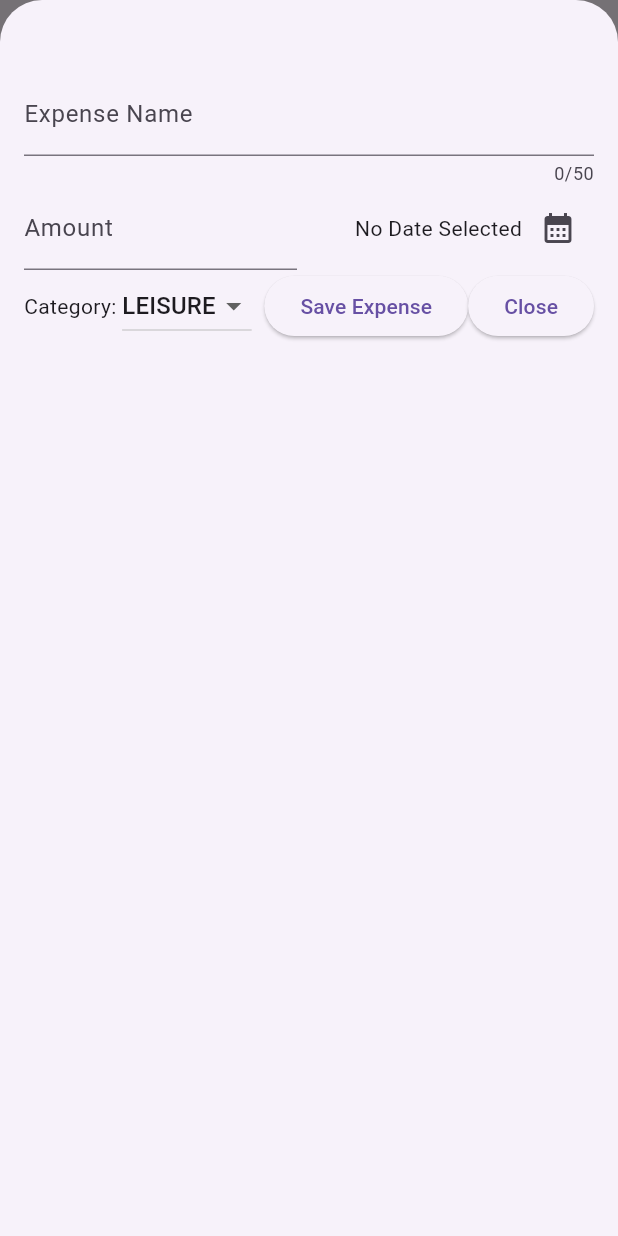
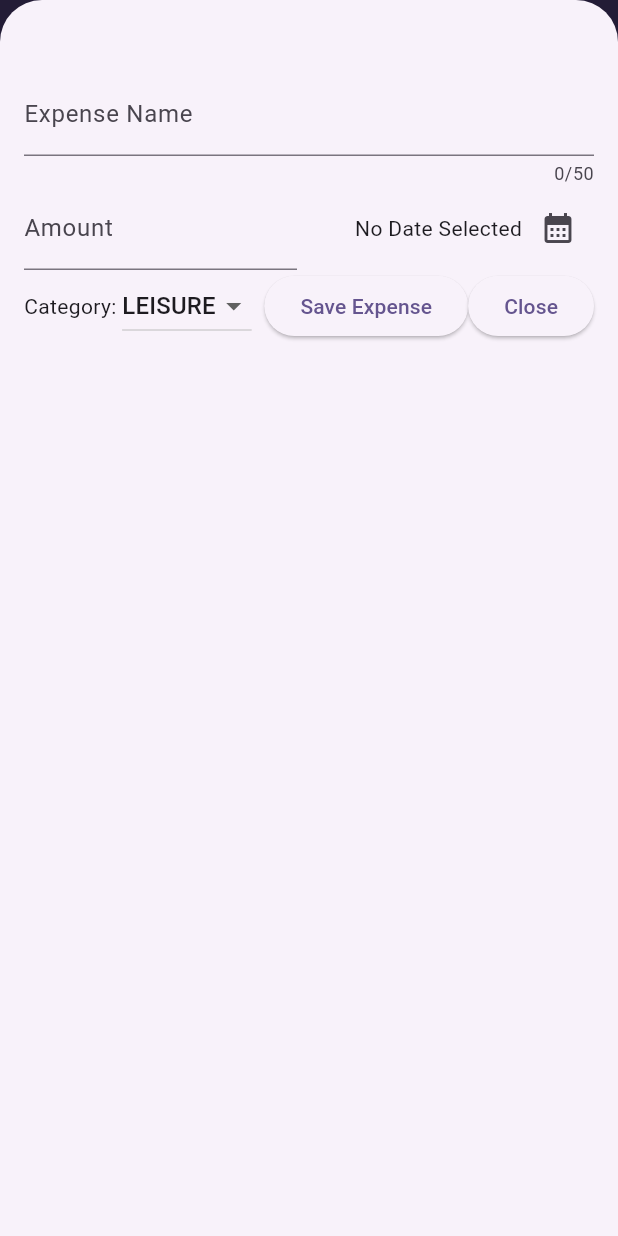
Before and after one commit to djkemmet/GH-Flutter-Bootcamp, a Flutter app: the screen it shows after launch, after a tap on the "add" icon, on a phone screen of 412 x 824 dp. Run offline on Flutter 3.47's test engine with Material 3 defaults, Android fonts, the phone set to English and light mode, and no system bars; our stand-ins replace google_fonts.

Commit message:
S5V125 - Setting & Using a Color Scheme

```diff
--- a/expense_tracker/expense_tracker/lib/main.dart
+++ b/expense_tracker/expense_tracker/lib/main.dart
@@ -1,14 +1,20 @@
 import 'package:flutter/material.dart';
 
 import 'expenses.dart';
+
+var kColorScheme =
+    ColorScheme.fromSeed(seedColor: const Color.fromARGB(255, 96, 59, 181));
 
 void main() {
   runApp(
     MaterialApp(
         theme: ThemeData().copyWith(
-          useMaterial3: true,
-          scaffoldBackgroundColor: Colors.red,
-        ),
+            useMaterial3: true,
+            colorScheme: kColorScheme,
+            appBarTheme: AppBarTheme().copyWith(
+              backgroundColor: kColorScheme.onPrimaryContainer,
+              foregroundColor: kColorScheme.primaryContainer,
+            )),
         home: const Expenses()),
   );
 }
```
